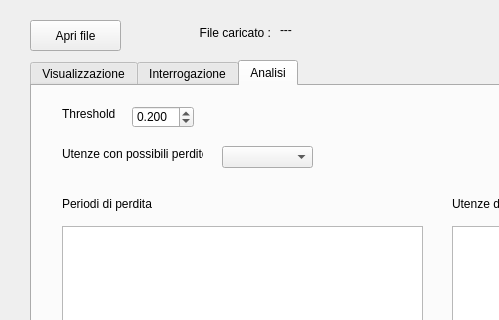
First picture: the form in consumiIdrici/mainwindow.ui, repository FedericoMartinese/ConsumiIdrici, before the edit; both pictures show x 0 to 499 and y 0 to 320 of the 897 by 641 pixel window.
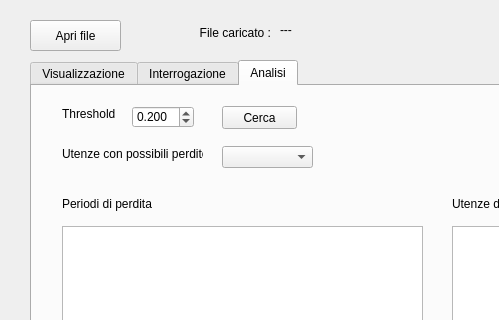
Second picture: the form after the edit. The open tabs and pages were chosen to show the change. Custom widgets are drawn as their Qt base class.

Commit message: Added search button for threshold

```diff
--- a/consumiIdrici/mainwindow.ui
+++ b/consumiIdrici/mainwindow.ui
@@ -643,6 +643,19 @@
        <string>0</string>
       </property>
      </widget>
+     <widget class="QPushButton" name="analysisButton">
+      <property name="geometry">
+       <rect>
+        <x>190</x>
+        <y>20</y>
+        <width>75</width>
+        <height>23</height>
+       </rect>
+      </property>
+      <property name="text">
+       <string>Cerca</string>
+      </property>
+     </widget>
     </widget>
    </widget>
    <widget class="QLabel" name="label_10">
```
Left out of the diff: 2 changed lines with no effect on the pictures. The commit also changes 3 other files.
